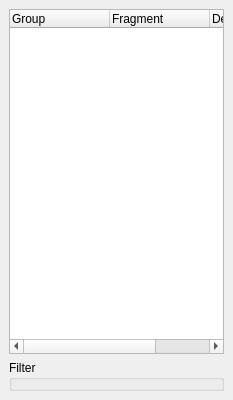
The window that trunk/src/gui/fragment.ui (trisyoungs/aten) describes before a commit, drawn with Qt 5.
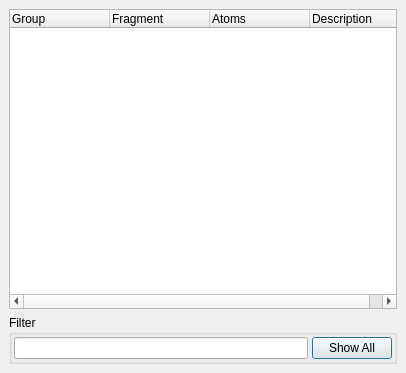
The same window after the commit. Icons and pictures are not drawn.

Commit message: Working commit. Significant work on GUI Fragment Library.

Diff of the .ui file:
```diff
--- a/trunk/src/gui/fragment.ui
+++ b/trunk/src/gui/fragment.ui
@@ -1,12 +1,12 @@
 <ui version="4.0" >
  <class>FragmentDialog</class>
- <widget class="QDialog" name="FragmentDialog" >
-  <property name="geometry" >
+ <widget class="QDialog" name="FragmentDialog">
+  <property name="geometry">
    <rect>
     <x>0</x>
     <y>0</y>
-    <width>233</width>
-    <height>400</height>
+    <width>406</width>
+    <height>373</height>
    </rect>
   </property>
   <property name="windowTitle" >
@@ -37,6 +37,12 @@
      <property name="selectionMode" >
       <enum>QAbstractItemView::SingleSelection</enum>
      </property>
+     <property name="iconSize">
+      <size>
+       <width>75</width>
+       <height>75</height>
+      </size>
+     </property>
      <column>
       <property name="text" >
        <string>Group</string>
@@ -48,7 +54,12 @@
       </property>
      </column>
      <column>
-      <property name="text" >
+      <property name="text">
+       <string>Atoms</string>
+      </property>
+     </column>
+     <column>
+      <property name="text">
        <string>Description</string>
       </property>
      </column>
@@ -72,6 +83,16 @@
       <property name="margin" >
        <number>2</number>
       </property>
+      <item>
+       <widget class="QLineEdit" name="FragmentFilterEdit"/>
+      </item>
+      <item>
+       <widget class="QPushButton" name="FragmentShowAllButton">
+        <property name="text">
+         <string>Show All</string>
+        </property>
+       </widget>
+      </item>
      </layout>
     </widget>
    </item>
```
Left out of the diff: 47 changed lines with no effect on the pictures. The commit also changes 14 other files.
